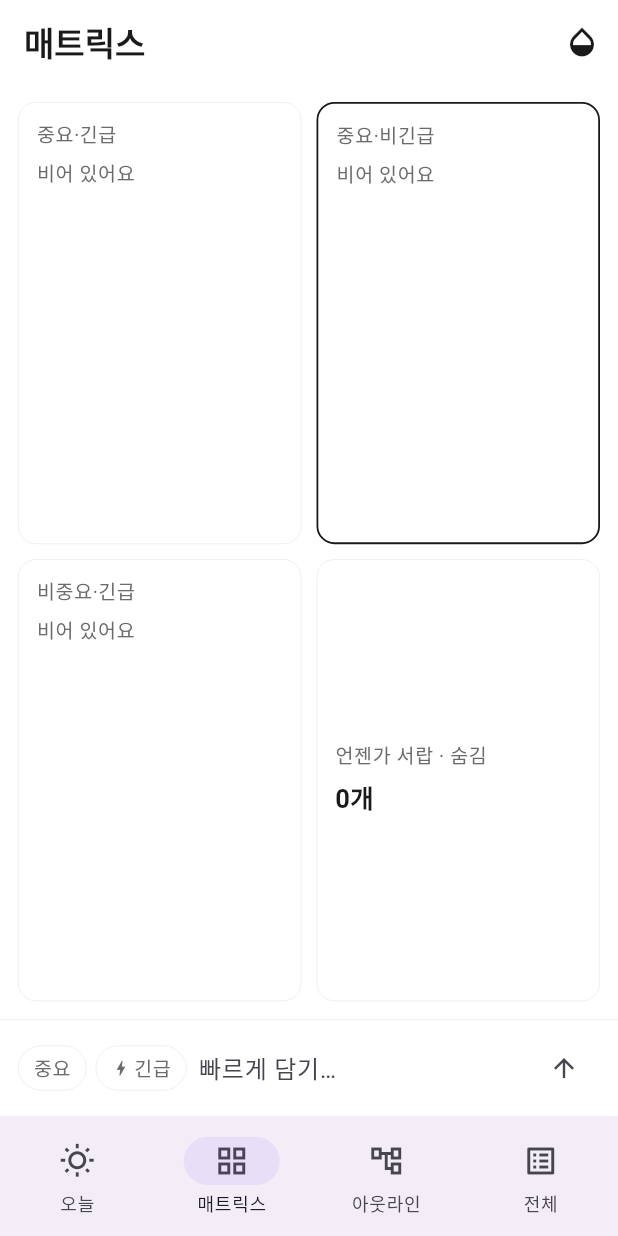
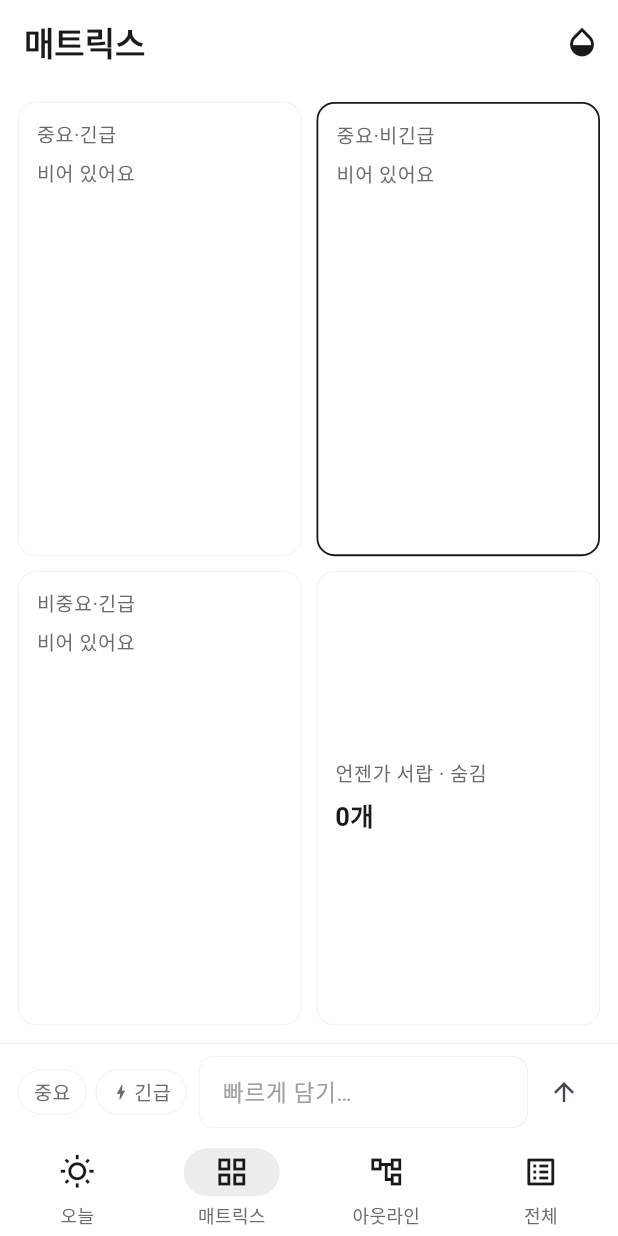
Before and after one commit to miziixx/jigoom, a Flutter app: the screen it shows after launch, item 2 of the bottom bar chosen, on a phone screen of 412 x 824 dp. Run offline on Flutter 3.47's test engine with Material 3 defaults, Android fonts, the phone set to English and light mode, and no system bars; our stand-ins replace drift, drift_flutter, file_picker, flutter_colorpicker, flutter_local_notifications, flutter_riverpod and 6 more; missing offline and left inert: dart:html, google_mlkit_text_recognition, home_widget, receive_sharing_intent, shelf_router; accounts and stored records are empty; generated files the repository leaves out were written again; Roboto replaces fonts that are missing (Pretendard).

Commit message:
style(jigeum): M3 기본값 제거 — 다이얼로그·버튼·칩·탭바 미니멀 테마 적용
기본 Material 3 스타일(보라 틴트 팝업, 초록 버튼, 두꺼운 칩)이 그대로
노출되던 것을 앱 디자인 언어(흰 배경·헤어라인·잉크 단색)로 통일.

- surfaceTint 전면 제거, colorScheme.primary 를 잉크색으로 (초록은
  완료 체크 전용으로 환원)
- Dialog/BottomSheet: 플랫 + 헤어라인 테두리 + radius 16
- FilledButton=잉크 채움, TextButton=회색, radius 10
- ChoiceChip: 헤어라인 스타디움, 선택 시 은은한 잉크 배경, 체크 아이콘 제거
- TextField: 헤어라인 → 포커스 시 잉크 1px, 커서/선택 잉크색
- NavigationBar: 틴트 제거, 은은한 인디케이터

Co-Authored-By: Claude Opus 4.8 <noreply@anthropic.com>
Claude-Session: https://claude.ai/code/session_0148HwGxjHBMAnrdakVDwWLh

```diff
--- a/jigeum/lib/core/theme.dart
+++ b/jigeum/lib/core/theme.dart
@@ -39,15 +39,28 @@ class AppTheme {
     final secondary =
         isDark ? AppColors.textSecondaryDark : AppColors.textSecondaryLight;
 
+    final hairline =
+        isDark ? AppColors.hairlineDark : AppColors.hairlineLight;
+    final tertiary =
+        isDark ? AppColors.textTertiaryDark : AppColors.textTertiaryLight;
+
     final base = ThemeData(brightness: b, useMaterial3: true);
+    final scheme = base.colorScheme.copyWith(
+      brightness: b,
+      // primary 를 텍스트색으로: 버튼/커서/포커스가 초록으로 새지 않게.
+      // 초록(#34C77B)은 완료 체크 전용 — 위젯 코드에서만 명시적으로 사용.
+      primary: primary,
+      onPrimary: bg,
+      secondary: secondary,
+      surface: bg,
+      surfaceTint: Colors.transparent, // M3 보라끼 틴트 제거
+      outline: tertiary,
+    );
+
     return base.copyWith(
       scaffoldBackgroundColor: bg,
       canvasColor: bg,
-      colorScheme: base.colorScheme.copyWith(
-        brightness: b,
-        primary: AppColors.done,
-        surface: bg,
-      ),
+      colorScheme: scheme,
       textTheme: _textTheme(primary, secondary),
       appBarTheme: AppBarTheme(
         backgroundColor: bg,
@@ -59,7 +72,111 @@ class AppTheme {
       dividerTheme: DividerThemeData(
         thickness: 0.5,
         space: 0.5,
-        color: isDark ? AppColors.hairlineDark : AppColors.hairlineLight,
+        color: hairline,
+      ),
+
+      // 다이얼로그: 틴트 없는 플랫 카드 + 헤어라인.
+      dialogTheme: DialogThemeData(
+        backgroundColor: bg,
+        surfaceTintColor: Colors.transparent,
+        elevation: 0,
+        shape: RoundedRectangleBorder(
+          borderRadius: BorderRadius.circular(16),
+          side: BorderSide(color: hairline, width: 0.5),
+        ),
+        titleTextStyle: TextStyle(
+            fontFamily: 'Pretendard',
+            fontWeight: FontWeight.w600,
+            fontSize: 17,
+            color: primary),
+        contentTextStyle: TextStyle(
+            fontFamily: 'Pretendard',
+            fontWeight: FontWeight.w400,
+            fontSize: 15,
+            color: primary),
+      ),
+      bottomSheetTheme: BottomSheetThemeData(
+        backgroundColor: bg,
+        surfaceTintColor: Colors.transparent,
+        elevation: 0,
+        shape: const RoundedRectangleBorder(
+          borderRadius: BorderRadius.vertical(top: Radius.circular(16)),
+        ),
+      ),
+
+      // 버튼: 채움=텍스트색(잉크), 텍스트버튼=회색. 초록 금지.
+      filledButtonTheme: FilledButtonThemeData(
+        style: FilledButton.styleFrom(
+          backgroundColor: primary,
+          foregroundColor: bg,
+          elevation: 0,
+          padding: const EdgeInsets.symmetric(horizontal: 18, vertical: 10),
+          shape: RoundedRectangleBorder(
+              borderRadius: BorderRadius.circular(10)),
+          textStyle: const TextStyle(
+              fontFamily: 'Pretendard',
+              fontWeight: FontWeight.w600,
+              fontSize: 15),
+        ),
+      ),
+      textButtonTheme: TextButtonThemeData(
+        style: TextButton.styleFrom(
+          foregroundColor: secondary,
+          textStyle: const TextStyle(
+              fontFamily: 'Pretendard',
+              fontWeight: FontWeight.w400,
+              fontSize: 14),
+        ),
+      ),
+
+      // 칩(필터): 얇은 헤어라인, 선택 시 잉크 반전. 체크 아이콘 없음.
+      chipTheme: base.chipTheme.copyWith(
+        backgroundColor: bg,
+        selectedColor: primary.withValues(alpha: 0.09),
+        surfaceTintColor: Colors.transparent,
+        showCheckmark: false,
+        side: BorderSide(color: hairline, width: 0.5),
+        shape: const StadiumBorder(),
+        labelStyle: TextStyle(
+            fontFamily: 'Pretendard',
+            fontWeight: FontWeight.w400,
+            fontSize: 13,
+            color: primary),
+        padding: const EdgeInsets.symmetric(horizontal: 10, vertical: 4),
+      ),
+
+      // 입력: 초록 대신 잉크색 커서/포커스 밑줄.
+      textSelectionTheme: TextSelectionThemeData(
+        cursorColor: primary,
+        selectionColor: primary.withValues(alpha: 0.15),
+        selectionHandleColor: primary,
+      ),
+      inputDecorationTheme: InputDecorationTheme(
+        hintStyle: TextStyle(
+            fontFamily: 'Pretendard', fontSize: 15, color: tertiary),
+        enabledBorder: OutlineInputBorder(
+          borderRadius: BorderRadius.circular(10),
+          borderSide: BorderSide(color: hairline, width: 0.5),
+        ),
+        focusedBorder: OutlineInputBorder(
+          borderRadius: BorderRadius.circular(10),
+          borderSide: BorderSide(color: primary, width: 1),
+        ),
+      ),
+
+      // 하단 탭: 틴트 없는 심플 인디케이터.
+      navigationBarTheme: NavigationBarThemeData(
+        backgroundColor: bg,
+        surfaceTintColor: Colors.transparent,
+        elevation: 0,
+        height: 64,
+        indicatorColor: primary.withValues(alpha: 0.08),
+        iconTheme: WidgetStatePropertyAll(IconThemeData(color: primary)),
+        labelTextStyle: WidgetStatePropertyAll(TextStyle(
+            fontFamily: 'Pretendard',
+            fontWeight: FontWeight.w400,
+            fontSize: 12,
+            color: secondary)),
       ),
     );
   }
```
